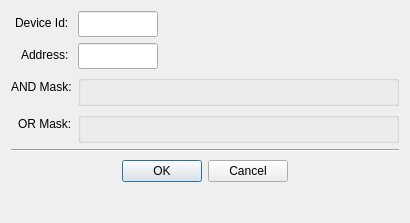
Above: src/dialogs/dialogmaskwriteregiter.ui from sanny32/OpenModScan before the change. Below: the same form after it.
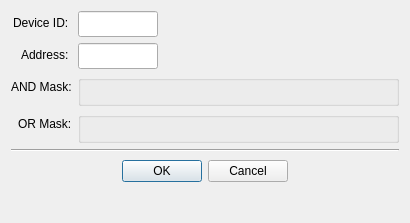
That is the form after the change. Custom widgets are drawn as their Qt base class.

Commit message:
fix: standardize "Device Id" to "Device ID" across UI and code files
- Updated all instances of "Device Id" to "Device ID" in dialog UI files for consistency.
- Modified related strings in translation files for Russian, Chinese (Simplified and Traditional) to reflect the change.
- Adjusted code in C++ files to ensure uniformity in the representation of device identifiers.

```diff
--- a/src/dialogs/dialogmaskwriteregiter.ui
+++ b/src/dialogs/dialogmaskwriteregiter.ui
@@ -20,7 +20,7 @@
    <item row="0" column="0">
     <widget class="QLabel" name="labelNode">
      <property name="text">
-      <string>Device Id: </string>
+      <string>Device ID: </string>
      </property>
     </widget>
    </item>
```
The commit also changes 16 other files.
